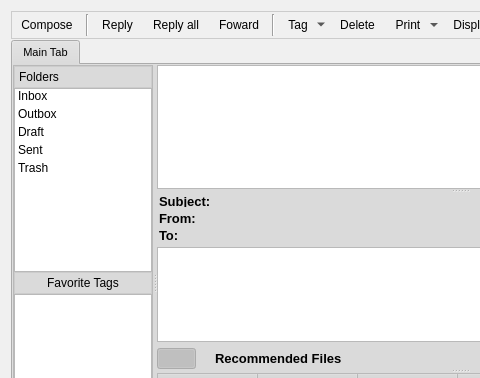
RetroShare/RetroShare, file retroshare-gui/src/gui/MessagesDialog.ui: the form before one commit; both pictures show x 0 to 480 and y 0 to 378 of the 775 by 511 pixel window.
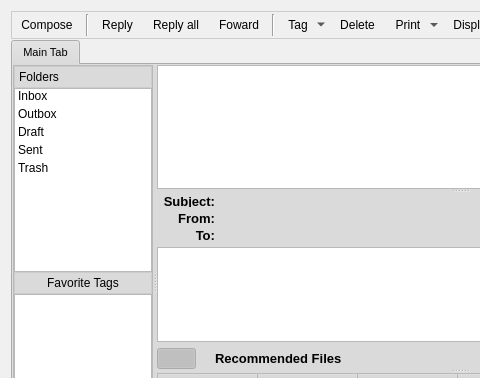
The form after the commit. Icons and pictures are not drawn.

Commit message: fixed some margins and spacing for the subject,from,to labels

Diff of the .ui file:
```diff
--- a/retroshare-gui/src/gui/MessagesDialog.ui
+++ b/retroshare-gui/src/gui/MessagesDialog.ui
@@ -1396,38 +1396,21 @@
                 <number>6</number>
                </property>
                <property name="leftMargin">
-                <number>0</number>
+                <number>6</number>
                </property>
                <property name="topMargin">
                 <number>0</number>
                </property>
+               <property name="rightMargin">
+                <number>6</number>
+               </property>
                <property name="bottomMargin">
                 <number>0</number>
                </property>
-               <item>
-                <layout class="QVBoxLayout">
-                 <item>
-                  <spacer>
-                   <property name="orientation">
-                    <enum>Qt::Vertical</enum>
-                   </property>
-                   <property name="sizeType">
-                    <enum>QSizePolicy::Preferred</enum>
-                   </property>
-                   <property name="sizeHint" stdset="0">
-                    <size>
-                     <width>2</width>
-                     <height>40</height>
-                    </size>
-                   </property>
-                  </spacer>
-                 </item>
-                </layout>
-               </item>
                <item>
                 <layout class="QGridLayout">
                  <property name="horizontalSpacing">
-                  <number>0</number>
+                  <number>6</number>
                  </property>
                  <property name="verticalSpacing">
                   <number>3</number>
@@ -1435,7 +1418,7 @@
                  <item row="0" column="0">
                   <widget class="QLabel" name="subjectlabel">
                    <property name="sizePolicy">
-                    <sizepolicy hsizetype="Fixed" vsizetype="Fixed">
+                    <sizepolicy hsizetype="Expanding" vsizetype="Fixed">
                      <horstretch>0</horstretch>
                      <verstretch>0</verstretch>
                     </sizepolicy>
@@ -1462,6 +1445,9 @@
                    <property name="text">
                     <string>Subject:</string>
                    </property>
+                   <property name="alignment">
+                    <set>Qt::AlignRight|Qt::AlignTrailing|Qt::AlignVCenter</set>
+                   </property>
                   </widget>
                  </item>
                  <item row="0" column="2">
@@ -1500,7 +1486,7 @@
                  <item row="1" column="0">
                   <widget class="QLabel" name="fromlabel">
                    <property name="sizePolicy">
-                    <sizepolicy hsizetype="Fixed" vsizetype="Fixed">
+                    <sizepolicy hsizetype="Expanding" vsizetype="Fixed">
                      <horstretch>0</horstretch>
                      <verstretch>0</verstretch>
                     </sizepolicy>
@@ -1527,6 +1513,9 @@
                    <property name="text">
                     <string>From:</string>
                    </property>
+                   <property name="alignment">
+                    <set>Qt::AlignRight|Qt::AlignTrailing|Qt::AlignVCenter</set>
+                   </property>
                   </widget>
                  </item>
                  <item row="1" column="2" colspan="2">
@@ -1565,7 +1554,7 @@
                  <item row="2" column="0">
                   <widget class="QLabel" name="tolabel">
                    <property name="sizePolicy">
-                    <sizepolicy hsizetype="Fixed" vsizetype="Fixed">
+                    <sizepolicy hsizetype="Expanding" vsizetype="Fixed">
                      <horstretch>0</horstretch>
                      <verstretch>0</verstretch>
                     </sizepolicy>
@@ -1592,6 +1581,9 @@
                    <property name="text">
                     <string>To:</string>
                    </property>
+                   <property name="alignment">
+                    <set>Qt::AlignRight|Qt::AlignTrailing|Qt::AlignVCenter</set>
+                   </property>
                   </widget>
                  </item>
                  <item row="0" column="3">
```
